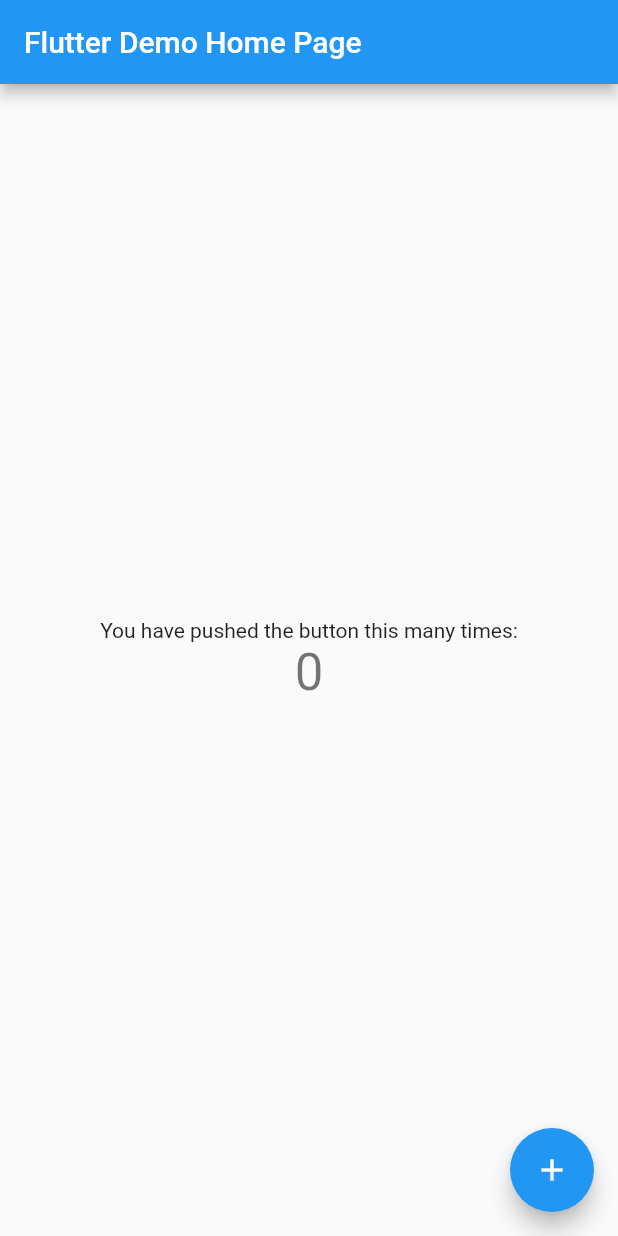
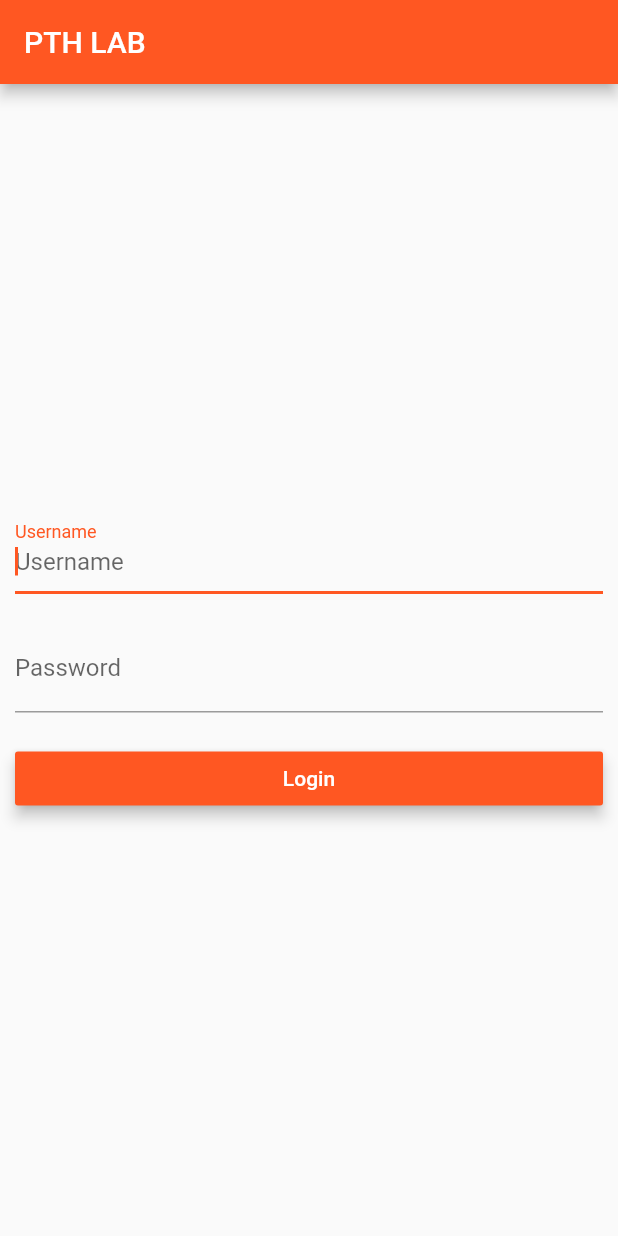
Before and after one commit to KaungMyatHein/Flutter_Testing, a Flutter app: the screen it shows after launch, on a phone screen of 412 x 824 dp. Run offline on Flutter 3.47's test engine with Material 2 defaults, Android fonts, the phone set to English and light mode, and no system bars.

Commit message:
Login Function

```diff
--- a/lib/main.dart
+++ b/lib/main.dart
@@ -7,35 +7,17 @@ class MyApp extends StatelessWidget {
   @override
   Widget build(BuildContext context) {
     return MaterialApp(
-      title: 'Flutter Demo',
+      title: 'PTH LAB',
       theme: ThemeData(
-        // This is the theme of your application.
-        //
-        // Try running your application with "flutter run". You'll see the
-        // application has a blue toolbar. Then, without quitting the app, try
-        // changing the primarySwatch below to Colors.green and then invoke
-        // "hot reload" (press "r" in the console where you ran "flutter run",
-        // or simply save your changes to "hot reload" in a Flutter IDE).
-        // Notice that the counter didn't reset back to zero; the application
-        // is not restarted.
-        primarySwatch: Colors.blue,
+        primarySwatch: Colors.deepOrange,
       ),
-      home: MyHomePage(title: 'Flutter Demo Home Page'),
+      home: MyHomePage(title: 'PTH LAB'),
     );
   }
 }
 
 class MyHomePage extends StatefulWidget {
   MyHomePage({Key key, this.title}) : super(key: key);
-
-  // This widget is the home page of your application. It is stateful, meaning
-  // that it has a State object (defined below) that contains fields that affect
-  // how it looks.
-
-  // This class is the configuration for the state. It holds the values (in this
-  // case the title) provided by the parent (in this case the App widget) and
-  // used by the build method of the State. Fields in a Widget subclass are
-  // always marked "final".
 
   final String title;
 
@@ -44,68 +26,86 @@ class MyHomePage extends StatefulWidget {
 }
 
 class _MyHomePageState extends State<MyHomePage> {
-  int _counter = 0;
-
-  void _incrementCounter() {
-    setState(() {
-      // This call to setState tells the Flutter framework that something has
-      // changed in this State, which causes it to rerun the build method below
-      // so that the display can reflect the updated values. If we changed
-      // _counter without calling setState(), then the build method would not be
-      // called again, and so nothing would appear to happen.
-      _counter++;
-    });
-  }
+  final usernameController = TextEditingController();
+  final passwordController = TextEditingController();
 
   @override
+  void dispose() {
+    // Clean up the controller when the Widget is disposed
+    usernameController.dispose();
+    passwordController.dispose();
+    super.dispose();
+  }
+  @override
   Widget build(BuildContext context) {
-    // This method is rerun every time setState is called, for instance as done
-    // by the _incrementCounter method above.
-    //
-    // The Flutter framework has been optimized to make rerunning build methods
-    // fast, so that you can just rebuild anything that needs updating rather
-    // than having to individually change instances of widgets.
     return Scaffold(
       appBar: AppBar(
-        // Here we take the value from the MyHomePage object that was created by
-        // the App.build method, and use it to set our appbar title.
         title: Text(widget.title),
       ),
       body: Center(
-        // Center is a layout widget. It takes a single child and positions it
-        // in the middle of the parent.
         child: Column(
-          // Column is also layout widget. It takes a list of children and
-          // arranges them vertically. By default, it sizes itself to fit its
-          // children horizontally, and tries to be as tall as its parent.
-          //
-          // Invoke "debug painting" (press "p" in the console, choose the
-          // "Toggle Debug Paint" action from the Flutter Inspector in Android
-          // Studio, or the "Toggle Debug Paint" command in Visual Studio Code)
-          // to see the wireframe for each widget.
-          //
-          // Column has various properties to control how it sizes itself and
-          // how it positions its children. Here we use mainAxisAlignment to
-          // center the children vertically; the main axis here is the vertical
-          // axis because Columns are vertical (the cross axis would be
-          // horizontal).
           mainAxisAlignment: MainAxisAlignment.center,
           children: <Widget>[
-            Text(
-              'You have pushed the button this many times:',
+            Padding(
+              padding: EdgeInsets.all(10.0),
+              child: TextField(
+                controller: usernameController,
+                decoration: InputDecoration(
+                  labelText: "Username",
+                  hintText: "Username",
+                ),
+                autofocus: true,
+              )
             ),
-            Text(
-              '$_counter',
-              style: Theme.of(context).textTheme.display1,
+            Padding(
+              padding: EdgeInsets.all(10.0),
+              child: TextField(
+                obscureText: true,
+                controller: passwordController,
+                decoration: InputDecoration(
+                  labelText: "Password",
+                  hintText: "Password",
+                ),
+              )
+            ),
+            Padding(
+              padding: EdgeInsets.all(10.0),
+              child: new SizedBox(
+                width: double.infinity,
+                child: new RaisedButton(
+                  textColor: Colors.white,
+                  child: const Text('Login'),
+                  color: Theme.of(context).accentColor,
+                  elevation: 4.0,
+                  splashColor: Colors.blueGrey,
+                  onPressed: () {
+                   if(usernameController.text == "batman" && passwordController.text == "gothmn")
+                   {
+                     return showDialog(
+                      context: context,
+                      builder: (context) {
+                        return AlertDialog(
+                          content: Text("Success"),
+                        );
+                      },
+                    );
+                   }
+                   else return showDialog(
+                     context: context,
+                     builder: (context)
+                     {
+                       return AlertDialog(
+                         content: Text("Fail"),
+                       );
+                     }
+                   );
+                  },
+                ),
+              )
             ),
           ],
         ),
       ),
-      floatingActionButton: FloatingActionButton(
-        onPressed: _incrementCounter,
-        tooltip: 'Increment',
-        child: Icon(Icons.add),
-      ), // This trailing comma makes auto-formatting nicer for build methods.
     );
   }
 }
```
